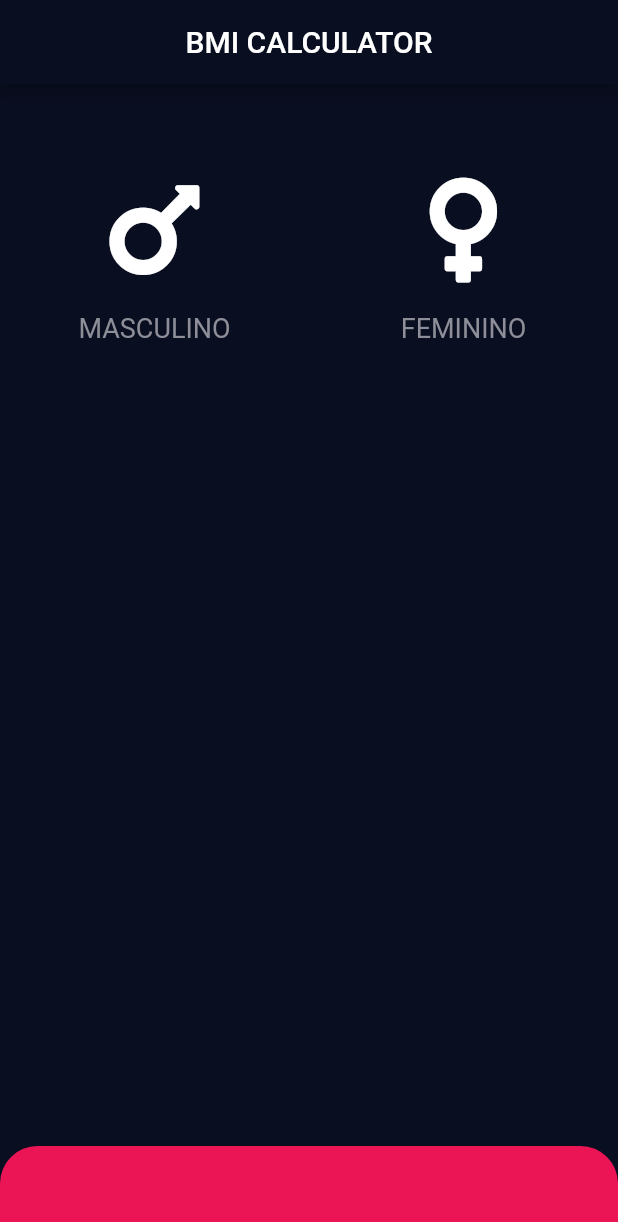
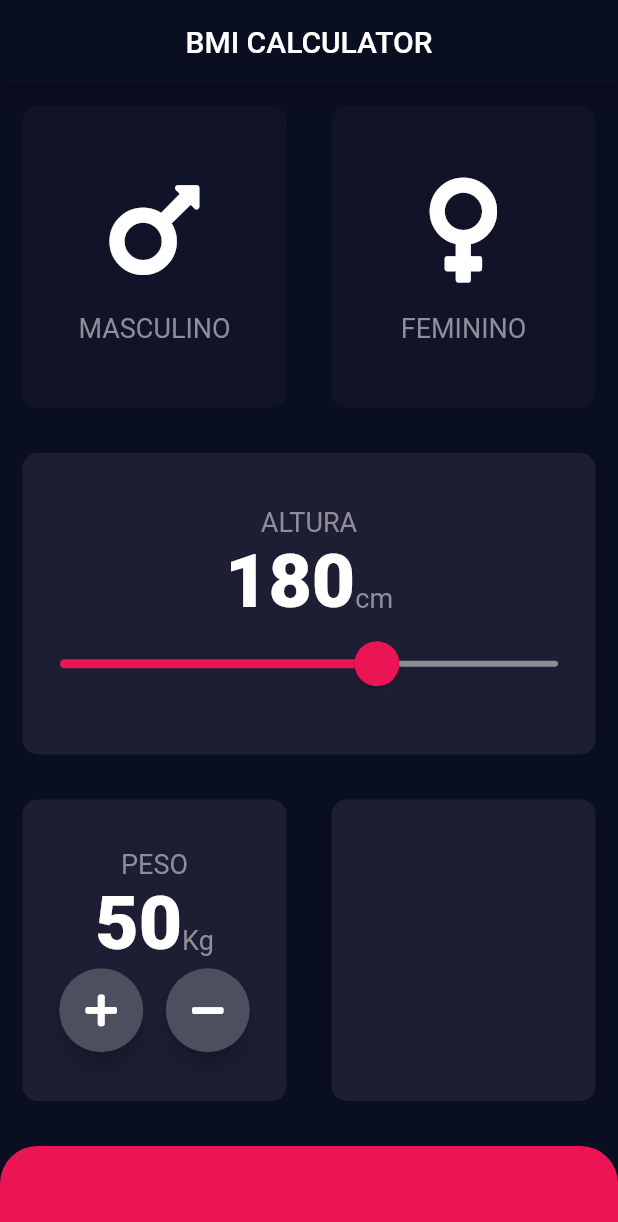
Before and after one commit to nugaa/imc_calculadora, a Flutter app: the screen it shows after launch, on a phone screen of 412 x 824 dp. Shown: the top 1222 px of the screen. Run offline on Flutter 3.47's test engine with Material 2 defaults, Android fonts, the phone set to English and light mode, and no system bars; our stand-ins replace font_awesome_flutter.

Commit message:
IMG Calculadora

```diff
--- a/lib/constantes.dart
+++ b/lib/constantes.dart
@@ -5,8 +5,15 @@ const kContainerInactiveColor = Color(0xFF111328);
 const kBottomContainerHeight = 60.0;
 const kColorBottomContainer = Color(0xFFEB1555);
 const kBottomContainerRadius = 25.0;
+const kMinHeight = 110.0;
+const kMaxHeight = 220.0;
 
 TextStyle kTextoStyle = TextStyle(
   fontSize: 18.0,
   color: Color(0xFF8D8E98),
 );
+
+TextStyle kTextoTamanhoGrande = TextStyle(
+  fontSize: 50.0,
+  fontWeight: FontWeight.w900,
+);
--- a/lib/input_page.dart
+++ b/lib/input_page.dart
@@ -20,6 +20,8 @@ class InputPage extends StatefulWidget {
 
 class _InputPageState extends State<InputPage> {
   GenderEnum selectedGender;
+  int height = 180;
+  int peso = 50;
 
   @override
   Widget build(BuildContext context) {
@@ -42,7 +44,7 @@ class _InputPageState extends State<InputPage> {
                         });
                       },
                       cor: selectedGender == GenderEnum.male
-                          ? kcontainerActiveColor
+                          ? kContainerActiveColor
                           : kContainerInactiveColor,
                       cardChild: IconContent(
                         texto: 'MASCULINO',
@@ -58,7 +60,7 @@ class _InputPageState extends State<InputPage> {
                         });
                       },
                       cor: selectedGender == GenderEnum.female
-                          ? kcontainerActiveColor
+                          ? kContainerActiveColor
                           : kContainerInactiveColor,
                       cardChild: IconContent(
                           texto: 'FEMININO', icone: FontAwesomeIcons.venus),
@@ -69,7 +71,38 @@ class _InputPageState extends State<InputPage> {
             ),
             Expanded(
               child: MeuContainerReusable(
-                cor: kcontainerActiveColor,
+                cor: kContainerActiveColor,
+                cardChild: Column(
+                  mainAxisAlignment: MainAxisAlignment.center,
+                  children: <Widget>[
+                    Text(
+                      'ALTURA',
+                      style: kTextoStyle,
+                    ),
+                    Row(
+                      mainAxisAlignment: MainAxisAlignment.center,
+                      crossAxisAlignment: CrossAxisAlignment.baseline,
+                      textBaseline: TextBaseline.alphabetic,
+                      children: <Widget>[
+                        Text(height.toString(), style: kTextoTamanhoGrande),
+                        Text(
+                          'cm',
+                          style: kTextoStyle,
+                        )
+                      ],
+                    ),
+                    Slider(
+                      value: height.toDouble(),
+                      min: kMinHeight,
+                      max: kMaxHeight,
+                      onChanged: (double valor) {
+                        setState(() {
+                          height = valor.round();
+                        });
+                      },
+                    ),
+                  ],
+                ),
               ),
             ),
             Expanded(
@@ -77,12 +110,61 @@ class _InputPageState extends State<InputPage> {
                 children: <Widget>[
                   Expanded(
                     child: MeuContainerReusable(
-                      cor: kcontainerActiveColor,
+                      cor: kContainerActiveColor,
+                      cardChild: Column(
+                        mainAxisAlignment: MainAxisAlignment.center,
+                        children: <Widget>[
+                          Text(
+                            'PESO',
+                            style: kTextoStyle,
+                          ),
+                          Row(
+                            mainAxisAlignment: MainAxisAlignment.center,
+                            crossAxisAlignment: CrossAxisAlignment.baseline,
+                            textBaseline: TextBaseline.alphabetic,
+                            children: <Widget>[
+                              Text(
+                                peso.toString(),
+                                style: kTextoTamanhoGrande,
+                              ),
+                              Text(
+                                'Kg',
+                                style: kTextoStyle,
+                              )
+                            ],
+                          ),
+                          Row(
+                            mainAxisAlignment: MainAxisAlignment.center,
+                            //TODO: widget Criado
+                            children: <Widget>[
+                              RoundIconCustom(
+                                icone: FontAwesomeIcons.plus,
+                                onPress: () {
+                                  setState(() {
+                                    peso < 300 ? peso = peso++ : peso = 300;
+                                  });
+                                },
+                              ),
+                              SizedBox(
+                                width: 15.0,
+                              ),
+                              RoundIconCustom(
+                                icone: FontAwesomeIcons.minus,
+                                onPress: () {
+                                  setState(() {
+                                    peso > 0 ? peso = peso-- : peso = 0;
+                                  });
+                                },
+                              ),
+                            ],
+                          )
+                        ],
+                      ),
                     ),
                   ),
                   Expanded(
                     child: MeuContainerReusable(
-                      cor: kcontainerActiveColor,
+                      cor: kContainerActiveColor,
                     ),
                   ),
                 ],
@@ -106,3 +188,27 @@ class _InputPageState extends State<InputPage> {
     );
   }
 }
+
+class RoundIconCustom extends StatelessWidget {
+  RoundIconCustom({@required this.icone, @required this.onPress});
+
+  final IconData icone;
+  Function onPress;
+
+  @override
+  Widget build(BuildContext context) {
+    return RawMaterialButton(
+      onPressed: () {
+        onPress();
+      },
+      elevation: 6.0,
+      shape: CircleBorder(),
+      fillColor: Color(0xFF4C4F5E),
+      constraints: BoxConstraints.tightFor(
+        width: 56.0,
+        height: 56.0,
+      ),
+      child: Icon(icone),
+    );
+  }
+}
--- a/lib/main.dart
+++ b/lib/main.dart
@@ -1,5 +1,6 @@
 import 'package:flutter/material.dart';
 
+import 'constantes.dart';
 import 'input_page.dart';
 
 void main() => runApp(BMICalculator());
@@ -11,6 +12,16 @@ class BMICalculator extends StatelessWidget {
       theme: ThemeData.dark().copyWith(
         primaryColor: Color(0xFF0A0E21),
         scaffoldBackgroundColor: Color(0xFF0A0E21),
+        sliderTheme: SliderTheme.of(context).copyWith(
+          thumbColor: kColorBottomContainer,
+          overlayColor: Color(0x29EB1555),
+          activeTrackColor: kColorBottomContainer,
+          inactiveTrackColor: Color(0xFF8D8E98),
+          thumbShape: RoundSliderThumbShape(
+            enabledThumbRadius: 15.0,
+          ),
+          overlayShape: RoundSliderOverlayShape(overlayRadius: 25.0),
+        ),
       ),
       home: InputPage(),
     );
```
